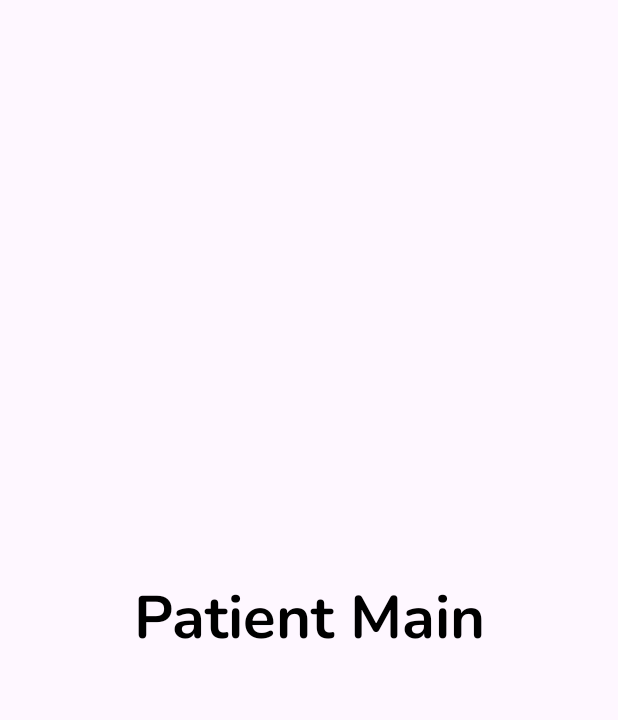
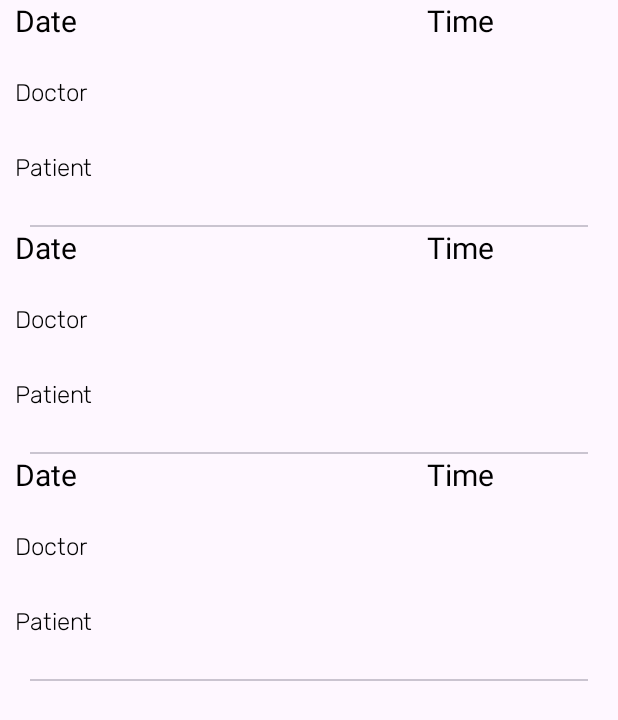
Before and after one commit to DanielBenAvi/HealthManagementOrganization, an Android app: the layout fragment_patient_main.xml on its own in the app's theme, with its tools: preview values and no code run, on a phone screen of 412 x 824 dp. Shown: the top 720 px of the screen. Run offline under Robolectric (Android 15) with nearby library versions, the phone set to English and light mode, and no system bars; Roboto replaces fonts that are not available here.

Commit message:
TODO - FIX null name
Update:
1. add appointment Recycler

```diff
--- a/app/src/main/AndroidManifest.xml
+++ b/app/src/main/AndroidManifest.xml
@@ -5,6 +5,7 @@
     <uses-permission android:name="android.permission.READ_EXTERNAL_STORAGE" />
 
     <application
+        android:name=".App"
         android:allowBackup="true"
         android:dataExtractionRules="@xml/data_extraction_rules"
         android:fullBackupContent="@xml/backup_rules"
--- a/app/src/main/java/com/example/healthmanagementorganization/Fragments/Doctor/DoctorInfoFragment.java
+++ b/app/src/main/java/com/example/healthmanagementorganization/Fragments/Doctor/DoctorInfoFragment.java
@@ -46,11 +46,11 @@ public class DoctorInfoFragment extends Fragment implements Fragment_interface {
         return view;
     }
 
-    private void initViews() {
+    public void initViews() {
         doctor_ACBTN_logout.setOnClickListener(v -> doctorInfoFragment_Callback.logOut());
     }
 
-    private void findViews(View view) {
+    public void findViews(View view) {
         doctor_ACBTN_logout = view.findViewById(R.id.doctor_ACBTN_logout);
         doc_info_ACTV_mail = view.findViewById(R.id.doc_info_ACTV_mail);
         doc_info_ACTV_name = view.findViewById(R.id.doc_info_ACTV_name);
--- a/app/src/main/java/com/example/healthmanagementorganization/Fragments/Patient/NewAppointmentFragment.java
+++ b/app/src/main/java/com/example/healthmanagementorganization/Fragments/Patient/NewAppointmentFragment.java
@@ -74,7 +74,7 @@ public class NewAppointmentFragment extends Fragment implements Fragment_interfa
     }
 
     @SuppressLint("SetTextI18n")
-    private void initViews() {
+    public void initViews() {
         newapp_ACBTN_date.setOnClickListener(v -> {
             MaterialDatePicker<Long> builder = MaterialDatePicker.Builder.datePicker().setTitleText("Select Date").build();
             builder.show(getParentFragmentManager(), "TAG");
@@ -203,7 +203,8 @@ public class NewAppointmentFragment extends Fragment implements Fragment_interfa
 
     }
 
-    private void findViews(View view) {
+    @Override
+    public void findViews(View view) {
         newapp_RV_doctors = view.findViewById(R.id.newapp_RV_doctors);
         newapp_ACBTN_date = view.findViewById(R.id.newapp_ACBTN_date);
         newapp_ACTV_date = view.findViewById(R.id.newapp_ACTV_date);
--- a/app/src/main/java/com/example/healthmanagementorganization/General/General.java
+++ b/app/src/main/java/com/example/healthmanagementorganization/General/General.java
@@ -3,4 +3,10 @@ package com.example.healthmanagementorganization.General;
 public class General {
     public static final int DAY_START = 9;
     public static final int DAY_END = 17;
+    public static final String FB_appointmets = "appointments";
+    public static final String FB_Doctors = "Doctors";
+    public static final String FB_Patients = "Patients";
+    public static final String FB_firstName = "firstName";
+
+
 }
--- /dev/null
+++ b/app/src/main/res/layout/appointment_item.xml
@@ -0,0 +1,55 @@
+<?xml version="1.0" encoding="utf-8"?>
+<RelativeLayout xmlns:android="http://schemas.android.com/apk/res/android"
+    android:layout_width="match_parent"
+    android:layout_height="wrap_content">
+
+    <LinearLayout
+        android:id="@+id/LL_time_date"
+        android:layout_width="match_parent"
+        android:layout_height="wrap_content"
+        android:orientation="horizontal">
+
+
+        <androidx.appcompat.widget.AppCompatTextView
+            android:id="@+id/appItem_date"
+            style="@style/Text"
+            android:layout_width="0dp"
+            android:layout_height="50dp"
+            android:layout_weight="2"
+            android:text="Date" />
+
+        <androidx.appcompat.widget.AppCompatTextView
+            android:id="@+id/appItem_time"
+            style="@style/Text"
+            android:layout_width="0dp"
+            android:layout_height="50dp"
+            android:layout_toEndOf="@id/appItem_date"
+            android:layout_weight="1"
+            android:text="Time" />
+
+    </LinearLayout>
+
+    <androidx.appcompat.widget.AppCompatTextView
+        android:id="@+id/appItem_doc"
+        style="@style/TextSmall"
+        android:layout_width="match_parent"
+        android:layout_height="50dp"
+        android:layout_below="@+id/LL_time_date"
+        android:text="Doctor" />
+
+    <androidx.appcompat.widget.AppCompatTextView
+        android:id="@+id/appItem_pat"
+        style="@style/TextSmall"
+        android:layout_width="match_parent"
+        android:layout_height="50dp"
+        android:layout_below="@id/appItem_doc"
+        android:text="Patient" />
+
+    <com.google.android.material.divider.MaterialDivider
+        android:layout_width="match_parent"
+        android:layout_height="wrap_content"
+        android:layout_below="@id/appItem_pat"
+        android:layout_marginHorizontal="20dp" />
+
+
+</RelativeLayout>
--- a/app/src/main/res/layout/fragment_patient_main.xml
+++ b/app/src/main/res/layout/fragment_patient_main.xml
@@ -5,10 +5,9 @@
     android:layout_height="match_parent"
     tools:context=".Fragments.Patient.PatientMainFragment">
 
-    <androidx.appcompat.widget.AppCompatTextView
-        style="@style/Headline"
+    <androidx.recyclerview.widget.RecyclerView
+        android:id="@+id/patientMain_RV_appointments"
         android:layout_width="match_parent"
         android:layout_height="match_parent"
-        android:text="Patient Main" />
-
+        tools:listitem="@layout/appointment_item" />
 </FrameLayout>
--- a/app/src/main/res/values/styles.xml
+++ b/app/src/main/res/values/styles.xml
@@ -17,6 +17,14 @@
         <item name="android:autoSizeTextType">uniform</item>
         <item name="android:autoSizeMaxTextSize">20sp</item>
         <item name="android:fontFamily">@font/roboto</item>
+        <item name="android:paddingHorizontal">10dp</item>
+    </style>
+
+    <style name="TextSmall">
+        <item name="android:textColor">@color/black</item>
+        <item name="android:autoSizeTextType">uniform</item>
+        <item name="android:autoSizeMaxTextSize">16sp</item>
+        <item name="android:fontFamily">@font/rubik_light</item>
         <item name="android:paddingHorizontal">10dp</item>
     </style>
 
```
Also changed, not shown: app/src/main/java/com/example/healthmanagementorganization/App.java (added, +40 -0 lines), app/src/main/java/com/example/healthmanagementorganization/Database/Database.java (+39 -2 lines), app/src/main/java/com/example/healthmanagementorganization/Fragments/Patient/PatientInfoFragment.java (+2 -7 lines), app/src/main/java/com/example/healthmanagementorganization/Fragments/Patient/PatientMainFragment.java (+73 -3 lines), app/src/main/java/com/example/healthmanagementorganization/General/Fragment_interface.java (+7 -0 lines), app/src/main/java/com/example/healthmanagementorganization/Recyclerviews/RV_appointment_adapter.java (added, +91 -0 lines), app/src/main/java/com/example/healthmanagementorganization/Recyclerviews/RV_appointment_callback.java (added, +7 -0 lines).
